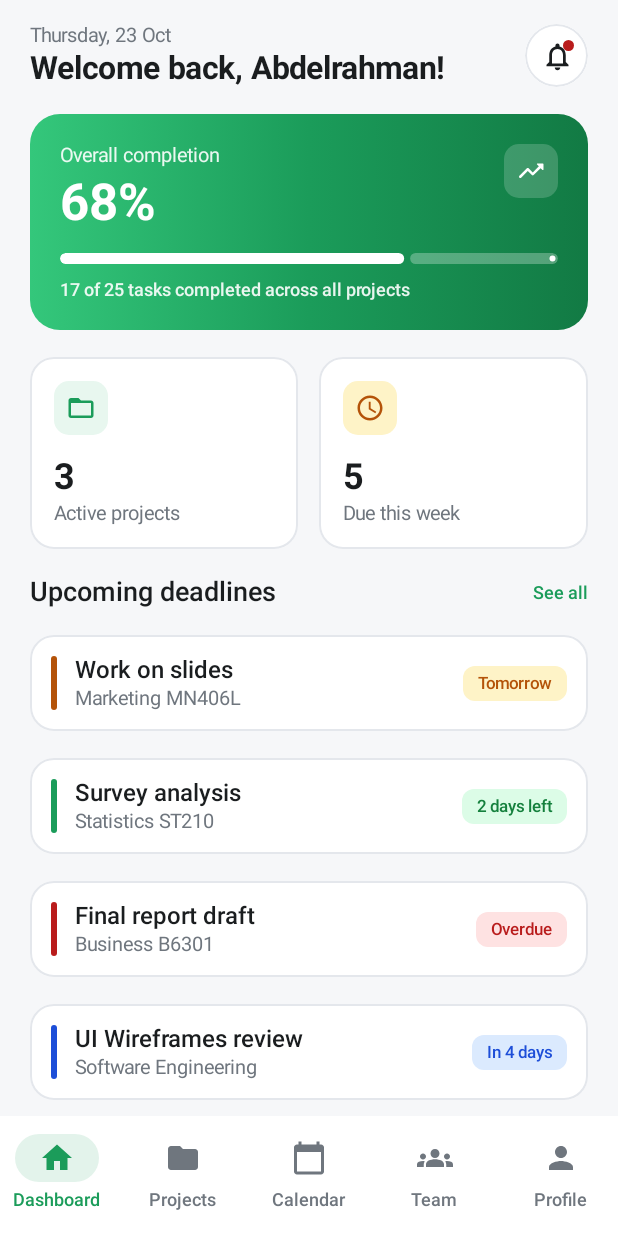
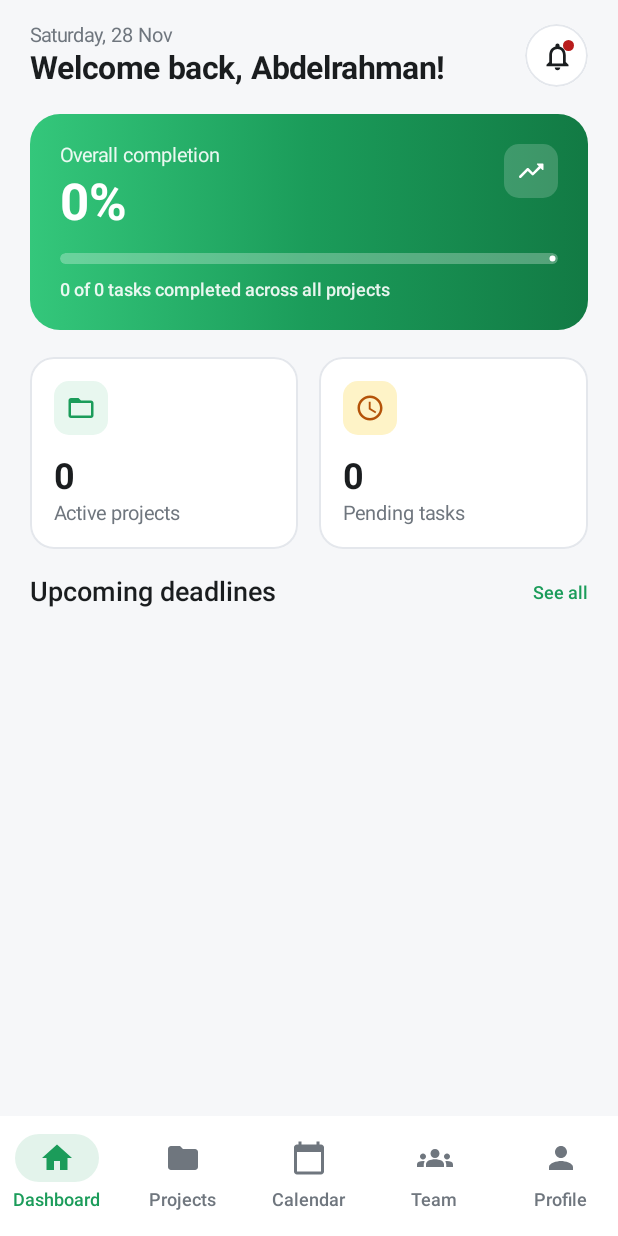
Before and after one commit to 3bs622006-droid/Team-mate, an Android app built with Jetpack Compose: the DashboardScreen screen opened through its navigation route, on a phone screen of 412 x 824 dp. Run offline under Robolectric (Android 15) with nearby library versions, the phone set to English and light mode, and no system bars; our stand-ins replace Firebase (no records; nobody signed in at launch, a user with empty details on screens opened directly); 1 statement that could not run was skipped.

Commit message:
Fix Firebase BoM version and connect Dashboard to Firestore

```diff
--- a/app/build.gradle.kts
+++ b/app/build.gradle.kts
@@ -65,7 +65,7 @@ dependencies {
     implementation("androidx.compose.material:material-icons-extended:1.7.5")
     implementation("androidx.lifecycle:lifecycle-viewmodel-compose:2.8.7")
     coreLibraryDesugaring("com.android.tools:desugar_jdk_libs:2.1.5")
-    implementation(platform("com.google.firebase:firebase-bom:35.2.0"))
+    implementation(platform("com.google.firebase:firebase-bom:33.12.0"))
     implementation("com.google.firebase:firebase-auth")
     implementation("com.google.firebase:firebase-firestore")
 }
--- a/app/src/main/java/com/example/teammate/state/TeamMateState.kt
+++ b/app/src/main/java/com/example/teammate/state/TeamMateState.kt
@@ -6,8 +6,14 @@ import com.example.teammate.model.Project
 import com.example.teammate.model.TaskItem
 import com.example.teammate.model.TeamMember
 import com.example.teammate.model.UserProfile
+import com.google.firebase.auth.FirebaseAuth
+import com.google.firebase.firestore.FirebaseFirestore
 
 object TeamMateState {
+
+    private val db = FirebaseFirestore.getInstance()
+    private val auth = FirebaseAuth.getInstance()
+    private var isListening = false
 
     val currentUser = mutableStateOf(
         UserProfile(
@@ -28,72 +34,138 @@ object TeamMateState {
         TeamMember("u6", "Asmaa Elappasy", "Backend", "AE", "asmaaelappasy@university.edu.eg")
     )
 
-    val projects = mutableStateListOf(
-        Project(
-            id = "p1",
-            title = "Marketing",
-            code = "MN406L",
-            description = "Campaign planning and social media strategy for final semester presentation.",
-            deadline = "25 April 2026",
-            memberIds = listOf("u1", "u2", "u4")
-        ),
-        Project(
-            id = "p2",
-            title = "Statistics",
-            code = "ST210",
-            description = "Data analysis and probability distribution models using R and Python.",
-            deadline = "10 May 2026",
-            memberIds = listOf("u1", "u3", "u6")
-        ),
-        Project(
-            id = "p3",
-            title = "Business",
-            code = "B6301",
-            description = "Feasibility study and financial projection report for startup pitch.",
-            deadline = "02 May 2026",
-            memberIds = listOf("u1", "u2", "u3", "u5", "u6")
-        )
-    )
+    val projects = mutableStateListOf<Project>()
+    val tasks = mutableStateListOf<TaskItem>()
 
-    val tasks = mutableStateListOf(
-        TaskItem("t1", "p1", "Design campaign slides", "Ahmed Reda", "20 April 2026", isCompleted = true),
-        TaskItem("t2", "p1", "Prepare mobile prototype", "Asmaa Attia", "22 April 2026", isCompleted = false),
-        TaskItem("t3", "p1", "Review final script", "Abdelrahman Mohamed", "24 April 2026", isCompleted = false),
-        TaskItem("t4", "p2", "Clean dataset & API", "Asmaa Elappasy", "05 May 2026", isCompleted = true),
-        TaskItem("t5", "p3", "Build Android module", "Norhan Khaled", "28 April 2026", isCompleted = true),
-        TaskItem("t6", "p3", "Finalize UI wireframes", "Kholoud Rashed", "30 April 2026", isCompleted = false)
-    )
+    fun startFirestoreSync() {
+        if (isListening) return
+        isListening = true
 
-    fun toggleTaskCompletion(taskId: String) {
-        val index = tasks.indexOfFirst { it.id == taskId }
-        if (index != -1) {
-            val current = tasks[index]
-            tasks[index] = current.copy(isCompleted = !current.isCompleted)
+        // 1. الاستماع اللحظي للمشاريع من Firestore
+        db.collection("projects").addSnapshotListener { snapshot, error ->
+            if (error != null || snapshot == null) return@addSnapshotListener
+
+            if (snapshot.isEmpty) {
+                seedInitialData()
+            } else {
+                projects.clear()
+                for (doc in snapshot.documents) {
+                    val project = Project(
+                        id = doc.id,
+                        title = doc.getString("title") ?: "",
+                        code = doc.getString("code") ?: "",
+                        description = doc.getString("description") ?: "",
+                        deadline = doc.getString("deadline") ?: "",
+                        memberIds = (doc.get("memberIds") as? List<*>)?.mapNotNull { it as? String } ?: emptyList()
+                    )
+                    projects.add(project)
+                }
+            }
+        }
+
+        // 2. الاستماع اللحظي للتاسكات من Firestore
+        db.collection("tasks").addSnapshotListener { snapshot, error ->
+            if (error != null || snapshot == null) return@addSnapshotListener
+
+            tasks.clear()
+            for (doc in snapshot.documents) {
+                val task = TaskItem(
+                    id = doc.id,
+                    projectId = doc.getString("projectId") ?: "",
+                    title = doc.getString("title") ?: "",
+                    assigneeName = doc.getString("assigneeName") ?: "",
+                    dueDate = doc.getString("dueDate") ?: "",
+                    isCompleted = doc.getBoolean("isCompleted") ?: false
+                )
+                tasks.add(task)
+            }
+        }
+
+        // 3. تحديث بيانات اليوزر الحالي لو مسجل دخول في Firebase Auth
+        auth.currentUser?.let { firebaseUser ->
+            db.collection("users").document(firebaseUser.uid).get()
+                .addOnSuccessListener { doc ->
+                    if (doc.exists()) {
+                        currentUser.value = UserProfile(
+                            id = firebaseUser.uid,
+                            name = doc.getString("name") ?: currentUser.value.name,
+                            academicId = doc.getString("academicId") ?: currentUser.value.academicId,
+                            email = firebaseUser.email ?: currentUser.value.email,
+                            role = doc.getString("role") ?: "Member"
+                        )
+                    }
+                }
         }
     }
 
+    private fun seedInitialData() {
+        val initialProjects = listOf(
+            mapOf(
+                "title" to "Marketing",
+                "code" to "MN406L",
+                "description" to "Campaign planning and social media strategy for final semester presentation.",
+                "deadline" to "25 April 2026",
+                "memberIds" to listOf("u1", "u2", "u4")
+            ),
+            mapOf(
+                "title" to "Statistics",
+                "code" to "ST210",
+                "description" to "Data analysis and probability distribution models using R and Python.",
+                "deadline" to "10 May 2026",
+                "memberIds" to listOf("u1", "u3", "u6")
+            ),
+            mapOf(
+                "title" to "Business",
+                "code" to "B6301",
+                "description" to "Feasibility study and financial projection report for startup pitch.",
+                "deadline" to "02 May 2026",
+                "memberIds" to listOf("u1", "u2", "u3", "u5", "u6")
+            )
+        )
+
+        initialProjects.forEach { proj ->
+            db.collection("projects").add(proj)
+        }
+
+        val initialTasks = listOf(
+            mapOf("projectId" to "p1", "title" to "Design campaign slides", "assigneeName" to "Ahmed Reda", "dueDate" to "20 April 2026", "isCompleted" to true),
+            mapOf("projectId" to "p1", "title" to "Prepare mobile prototype", "assigneeName" to "Asmaa Attia", "dueDate" to "22 April 2026", "isCompleted" to false),
+            mapOf("projectId" to "p1", "title" to "Review final script", "assigneeName" to "Abdelrahman Mohamed", "dueDate" to "24 April 2026", "isCompleted" to false),
+            mapOf("projectId" to "p2", "title" to "Clean dataset & API", "assigneeName" to "Asmaa Elappasy", "dueDate" to "05 May 2026", "isCompleted" to true),
+            mapOf("projectId" to "p3", "title" to "Build Android module", "assigneeName" to "Norhan Khaled", "dueDate" to "28 April 2026", "isCompleted" to true)
+        )
+
+        initialTasks.forEach { task ->
+            db.collection("tasks").add(task)
+        }
+    }
+
+    fun toggleTaskCompletion(taskId: String) {
+        val current = tasks.find { it.id == taskId } ?: return
+        db.collection("tasks").document(taskId)
+            .update("isCompleted", !current.isCompleted)
+    }
+
     fun addProject(title: String, code: String, description: String, deadline: String) {
-        val newProject = Project(
-            id = "p${projects.size + 1}",
-            title = title,
-            code = code,
-            description = description,
-            deadline = deadline,
-            memberIds = listOf(currentUser.value.id)
+        val data = mapOf(
+            "title" to title,
+            "code" to code,
+            "description" to description,
+            "deadline" to deadline,
+            "memberIds" to listOf(currentUser.value.id)
         )
-        projects.add(0, newProject)
+        db.collection("projects").add(data)
     }
 
     fun addTask(projectId: String, title: String, assigneeName: String, dueDate: String) {
-        val newTask = TaskItem(
-            id = "t${tasks.size + 1}",
-            projectId = projectId,
-            title = title,
-            assigneeName = assigneeName,
-            dueDate = dueDate,
-            isCompleted = false
+        val data = mapOf(
+            "projectId" to projectId,
+            "title" to title,
+            "assigneeName" to assigneeName,
+            "dueDate" to dueDate,
+            "isCompleted" to false
         )
-        tasks.add(newTask)
+        db.collection("tasks").add(data)
     }
 
     fun getProjectProgress(projectId: String): Float {
--- a/app/src/main/java/com/example/teammate/ui/dashboard/DashboardScreen.kt
+++ b/app/src/main/java/com/example/teammate/ui/dashboard/DashboardScreen.kt
@@ -1,4 +1,3 @@
-
 package com.example.teammate.ui.dashboard
 
 import androidx.compose.foundation.background
@@ -12,50 +11,66 @@ import androidx.compose.material.icons.outlined.Schedule
 import androidx.compose.material3.MaterialTheme
 import androidx.compose.material3.Text
 import androidx.compose.runtime.Composable
+import androidx.compose.runtime.LaunchedEffect
 import androidx.compose.ui.Alignment
 import androidx.compose.ui.Modifier
 import androidx.compose.ui.text.font.FontWeight
 import androidx.compose.ui.unit.dp
+import com.example.teammate.state.TeamMateState
 import com.example.teammate.ui.theme.*
+import java.text.SimpleDateFormat
+import java.util.Date
+import java.util.Locale
 
 @Composable
 fun DashboardScreen(
     onSeeAllDeadlinesClick: () -> Unit = {}
 ) {
-    val sampleDeadlines = listOf(
+    LaunchedEffect(Unit) {
+        TeamMateState.startFirestoreSync()
+    }
+
+    val currentUser = TeamMateState.currentUser.value
+    val firstName = currentUser.name.substringBefore(" ")
+
+    val projects = TeamMateState.projects
+    val allTasks = TeamMateState.tasks
+    val completedTasksCount = allTasks.count { it.isCompleted }
+    val totalTasksCount = allTasks.size
+    val completionProgress = if (totalTasksCount > 0) {
+        completedTasksCount.toFloat() / totalTasksCount.toFloat()
+    } else {
+        0f
+    }
+    val completionPercentage = (completionProgress * 100).toInt()
+
+    val pendingTasks = allTasks.filter { !it.isCompleted }
+
+    val dynamicDeadlines = pendingTasks.mapIndexed { index, task ->
+        val project = projects.find { it.id == task.projectId }
+        val subtitle = if (project != null) {
+            "${project.title} ${project.code}"
+        } else {
+            "Team Task • ${task.assigneeName}"
+        }
+
+        val (indicatorColor, badgeTextColor, badgeBgColor) = when (index % 3) {
+            0 -> Triple(StatusWarningText, StatusWarningText, StatusWarningBg)
+            1 -> Triple(PrimaryGreen, StatusSuccessText, StatusSuccessBg)
+            else -> Triple(StatusInfoText, StatusInfoText, StatusInfoBg)
+        }
+
         DeadlineUiItem(
-            title = "Work on slides",
-            subtitle = "Marketing MN406L",
-            badgeText = "Tomorrow",
-            indicatorColor = StatusWarningText,
-            badgeTextColor = StatusWarningText,
-            badgeBgColor = StatusWarningBg
-        ),
-        DeadlineUiItem(
-            title = "Survey analysis",
-            subtitle = "Statistics ST210",
-            badgeText = "2 days left",
-            indicatorColor = PrimaryGreen,
-            badgeTextColor = StatusSuccessText,
-            badgeBgColor = StatusSuccessBg
-        ),
-        DeadlineUiItem(
-            title = "Final report draft",
-            subtitle = "Business B6301",
-            badgeText = "Overdue",
-            indicatorColor = StatusErrorText,
-            badgeTextColor = StatusErrorText,
-            badgeBgColor = StatusErrorBg
-        ),
-        DeadlineUiItem(
-            title = "UI Wireframes review",
-            subtitle = "Software Engineering",
-            badgeText = "In 4 days",
-            indicatorColor = StatusInfoText,
-            badgeTextColor = StatusInfoText,
-            badgeBgColor = StatusInfoBg
+            title = task.title,
+            subtitle = subtitle,
+            badgeText = task.dueDate,
+            indicatorColor = indicatorColor,
+            badgeTextColor = badgeTextColor,
+            badgeBgColor = badgeBgColor
         )
-    )
+    }
+
+    val todayText = SimpleDateFormat("EEEE, dd MMM", Locale.ENGLISH).format(Date())
 
     LazyColumn(
         modifier = Modifier
@@ -71,16 +86,16 @@ fun DashboardScreen(
     ) {
         item {
             DashboardHeader(
-                dateText = "Thursday, 23 Oct",
-                userName = "Abdelrahman"
+                dateText = todayText,
+                userName = firstName
             )
         }
 
         item {
             OverallCompletionCard(
-                percentage = 68,
-                progress = 0.68f,
-                summaryText = "17 of 25 tasks completed across all projects"
+                percentage = completionPercentage,
+                progress = completionProgress,
+                summaryText = "$completedTasksCount of $totalTasksCount tasks completed across all projects"
             )
         }
 
@@ -93,7 +108,7 @@ fun DashboardScreen(
                     icon = Icons.Outlined.FolderOpen,
                     iconTint = PrimaryGreen,
                     iconBgColor = LightGreenBg,
-                    count = "3",
+                    count = projects.size.toString(),
                     label = "Active projects",
                     modifier = Modifier.weight(1f)
                 )
@@ -101,8 +116,8 @@ fun DashboardScreen(
                     icon = Icons.Outlined.Schedule,
                     iconTint = StatusWarningText,
                     iconBgColor = StatusWarningBg,
-                    count = "5",
-                    label = "Due this week",
+                    count = pendingTasks.size.toString(),
+                    label = "Pending tasks",
                     modifier = Modifier.weight(1f)
                 )
             }
@@ -128,7 +143,7 @@ fun DashboardScreen(
             }
         }
 
-        items(sampleDeadlines) { item ->
+        items(dynamicDeadlines) { item ->
             DeadlineItemCard(item = item)
         }
     }
```
